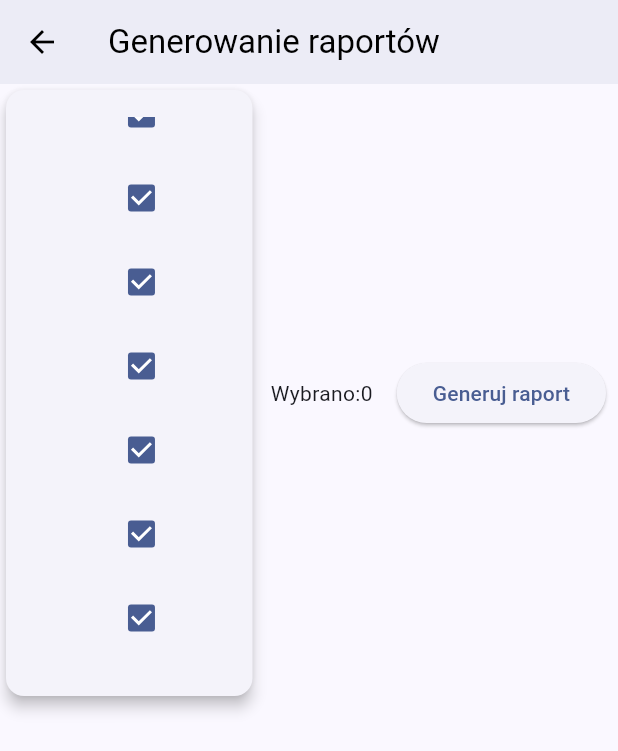
After one commit to MRcoin2/Raportowanie_Zdarzen_Niebezpiecznych, a Flutter app: the ReportingPage screen opened by its route, scrolled down 576 dp, after a tap on "Generuj raport", on a phone screen of 412 x 824 dp. The commit adds this screen. Shown: the top 751 px of the screen. Run offline on Flutter 3.47's test engine with Material 2 defaults, Android fonts, the phone set to English and light mode, and no system bars; our stand-ins replace cloud_firestore, firebase_auth, firebase_core, firebase_storage, flex_color_scheme, image_picker and 1 more; missing offline and left inert: flutter_portal, universal_html; accounts and stored records are empty; generated files the repository leaves out were written again.

Commit message:
testing reporting page

```diff
--- /dev/null
+++ b/lib/admin_panel/pages/raporting_page.dart
@@ -0,0 +1,57 @@
+import 'package:flutter/foundation.dart';
+import 'package:flutter/material.dart';
+import 'package:intl/intl.dart';
+import 'package:provider/provider.dart';
+import 'package:raportowanie_zdarzen_niebezpiecznych/main_form/form.dart';
+
+import '../../main_form/database_communication.dart';
+import '../panel_widgets/filter_panel.dart';
+import '../providers.dart';
+
+class ReportingPage extends StatefulWidget {
+  const ReportingPage({super.key});
+
+  @override
+  State<ReportingPage> createState() => _ReportingPageState();
+}
+
+class _ReportingPageState extends State<ReportingPage> {
+  List<Report> reports = [];
+
+  @override
+  Widget build(BuildContext context) {
+    return MultiProvider(
+      providers: [
+        ChangeNotifierProvider(create: (context) => DataAndSelectionManager()),
+      ],
+      child: Scaffold(
+        appBar: AppBar(
+          title: const Text('Generowanie raportów'),
+        ),
+        body: Consumer(
+          builder: (context, provider, child) => Row(
+            children: [
+              Expanded(child: FilterPanel()),
+              Padding(
+                padding: const EdgeInsets.all(8.0),
+                child: Text("Wybrano:${reports.length}"),
+              ),
+              Padding(
+                padding: const EdgeInsets.all(8.0),
+                child: ElevatedButton(
+                  onPressed: ()async{
+                    reports = await context
+                        .read<DataAndSelectionManager>()
+                        .fetchFilteredReportsForReportGeneration();
+                    print(reports.length);
+                  },
+                  child: const Text('Generuj raport'),
+                ),
+              ),
+            ],
+          ),
+        ),
+      ),
+    );
+  }
+}
--- a/lib/admin_panel/panel_widgets/filter_panel.dart
+++ b/lib/admin_panel/panel_widgets/filter_panel.dart
@@ -18,7 +18,7 @@ class _FilterPanelState extends State<FilterPanel> {
   final TextEditingController fromDateController = TextEditingController();
   final TextEditingController toDateController = TextEditingController();
 
-  List<bool> toggleButtonsState = [true, false];
+  List<bool> toggleButtonsState = [false, true];
 
   late DateTimeRange? selectedDateRange;
 
@@ -48,7 +48,7 @@ class _FilterPanelState extends State<FilterPanel> {
         end: DateFormat('dd.MM.yyyy').parse(toDateController.text));}
     catch(e){
       if (kDebugMode) {
-        print("incorrect date format / field empty (skipping setting date range)");
+        print("Filter Panel: incorrect date format / field empty (skipping setting date range)");
       }
     }
     context.read<DataAndSelectionManager>().setFilters(
--- a/lib/admin_panel/providers.dart
+++ b/lib/admin_panel/providers.dart
@@ -142,6 +142,23 @@ class DataAndSelectionManager extends ChangeNotifier {
     return false;
   }
 
+  Future<List<Report>> fetchFilteredReportsForReportGeneration() async{
+    List<Report> reports = [];
+    try{
+    QuerySnapshot querySnapshot = await FirebaseFirestore.instance
+        .collection("archive")
+        .orderBy("report timestamp", descending: true)
+        .where("report timestamp", isGreaterThanOrEqualTo: filters.dateRange!.start.millisecondsSinceEpoch*1000)
+        .where("report timestamp", isLessThanOrEqualTo: filters.dateRange!.end.millisecondsSinceEpoch*1000)
+        .get();
+      addQuerySnapshotToList(querySnapshot, reports);}
+      catch (e){
+        print(e);
+      }
+      notifyListeners();
+      return reports;
+
+  }
 
   void addQuerySnapshotToList(QuerySnapshot querySnapshot, List<Report> list) {
     for (var doc in querySnapshot.docs) {
@@ -185,8 +202,8 @@ class DataAndSelectionManager extends ChangeNotifier {
     return true;
   }
 
-  UnmodifiableListView<Report> get reports => UnmodifiableListView(
-        _reports.where(
+  Iterable<Report> filterReports(List<Report> reportList){
+    return reportList.where(
           (report) {
         if (_filters.dateRange != null) {
           if (_filters.useIncidentTimestamp) {
@@ -222,88 +239,14 @@ class DataAndSelectionManager extends ChangeNotifier {
           return false;
         }
       },
-        ),
     );
+  }
 
-  UnmodifiableListView<Report> get trash => UnmodifiableListView(
-        _trash.where(
-          (report) {
-            if (_filters.dateRange != null) {
-              if (_filters.useIncidentTimestamp) {
-                DateTime incidentTimestamp =
-                    DateTime.fromMillisecondsSinceEpoch(
-                        report.incidentData["incident timestamp"].seconds *
-                            1000);
-                if (!_isDateInRange(incidentTimestamp, _filters.dateRange)) {
-                  _selected.removeWhere((report) => report == report);
-                  return false;
-                }
-              } else {
-                if (!_isDateInRange(
-                    report.reportTimestamp, _filters.dateRange)) {
-                  _selected.removeWhere((report) => report == report);
-                  return false;
-                }
-              }
-            }
-            if (_filters.categories.isEmpty) {
-              _selected.removeWhere((report) => report == report);
-              return false;
-            } else {
-              if (_filters.categories.contains("inne...") &&
-                  !categories.contains(report.incidentData["category"])) {
-                return true;
-              }
-              if (_filters.categories
-                  .contains(report.incidentData["category"])) {
-                return true;
-              }
-              _selected.removeWhere((report) => report == report);
-              return false;
-            }
-          },
-        ),
-      );
+  UnmodifiableListView<Report> get reports => UnmodifiableListView(filterReports(_reports));
 
-  UnmodifiableListView<Report> get archivedReports => UnmodifiableListView(
-        _archivedReports.where(
-          (report) {
-            if (_filters.dateRange != null) {
-              if (_filters.useIncidentTimestamp) {
-                DateTime incidentTimestamp =
-                    DateTime.fromMillisecondsSinceEpoch(
-                        report.incidentData["incident timestamp"].seconds *
-                            1000);
-                if (!_isDateInRange(incidentTimestamp, _filters.dateRange)) {
-                  _selected.removeWhere((report) => report == report);
-                  return false;
-                }
-              } else {
-                if (!_isDateInRange(
-                    report.reportTimestamp, _filters.dateRange)) {
-                  _selected.removeWhere((report) => report == report);
-                  return false;
-                }
-              }
-            }
-            if (_filters.categories.isEmpty) {
-              _selected.removeWhere((report) => report == report);
-              return false;
-            } else {
-              if (_filters.categories.contains("inne...") &&
-                  !categories.contains(report.incidentData["category"])) {
-                return true;
-              }
-              if (_filters.categories
-                  .contains(report.incidentData["category"])) {
-                return true;
-              }
-              _selected.removeWhere((report) => report == report);
-              return false;
-            }
-          },
-        ),
-      );
+  UnmodifiableListView<Report> get trash => UnmodifiableListView(filterReports(_trash));
+
+  UnmodifiableListView<Report> get archivedReports => UnmodifiableListView(filterReports(_archivedReports));
 
   void sortReportsByReportTimestamp(bool reverse) {
     _reports.sort((a, b) => a.reportTimestamp.compareTo(b.reportTimestamp));
--- a/lib/authentication/admin_login_page.dart
+++ b/lib/authentication/admin_login_page.dart
@@ -167,6 +167,7 @@ class _AdminLoginPageState extends State<AdminLoginPage> {
           );
         }
       } catch (e) {
+        print(e);
         ScaffoldMessenger.of(context).showSnackBar(
           const SnackBar(content: Text('Wystąpił błąd podczas logowania')),
         );
--- a/lib/main.dart
+++ b/lib/main.dart
@@ -3,6 +3,7 @@ import 'package:flutter/material.dart';
 import 'package:provider/provider.dart';
 import 'package:raportowanie_zdarzen_niebezpiecznych/admin_panel/pages/admin_panel.dart';
 import 'package:raportowanie_zdarzen_niebezpiecznych/admin_panel/pages/archive_page.dart';
+import 'package:raportowanie_zdarzen_niebezpiecznych/admin_panel/pages/raporting_page.dart';
 import 'package:raportowanie_zdarzen_niebezpiecznych/admin_panel/pages/trash_page.dart';
 import 'package:raportowanie_zdarzen_niebezpiecznych/main_form/form.dart';
 import 'package:flutter_localizations/flutter_localizations.dart';
@@ -125,7 +126,7 @@ class MyApp extends StatelessWidget {
       themeMode: ThemeMode.system,
       routes: {
         '/': (context) =>
-            const FormPage(title: 'Raportowanie Zdarzeń Niebezpiecznych'),
+        const FormPage(title: 'Raportowanie Zdarzeń Niebezpiecznych'),
         '/admin-login': (context) => const AdminLoginPage(),
         '/admin-panel': (context) => MultiProvider(providers: [
               ChangeNotifierProvider(
@@ -133,6 +134,7 @@ class MyApp extends StatelessWidget {
             ], child: const AdminPanelPage()),
         '/admin-panel/trash': (context) => const TrashPage(),
         '/admin-panel/archive': (context) => const ArchivePage(),
+        '/admin-panel/raport-generation': (context) => ReportingPage(),
       },
       initialRoute: '/',
       localizationsDelegates: const [GlobalMaterialLocalizations.delegate],
```
Also changed, not shown: lib/admin_panel/panel_widgets/panel_widgets.dart (+10 -2 lines), pubspec.lock. Lines whose indentation alone changed are shown as unchanged.
